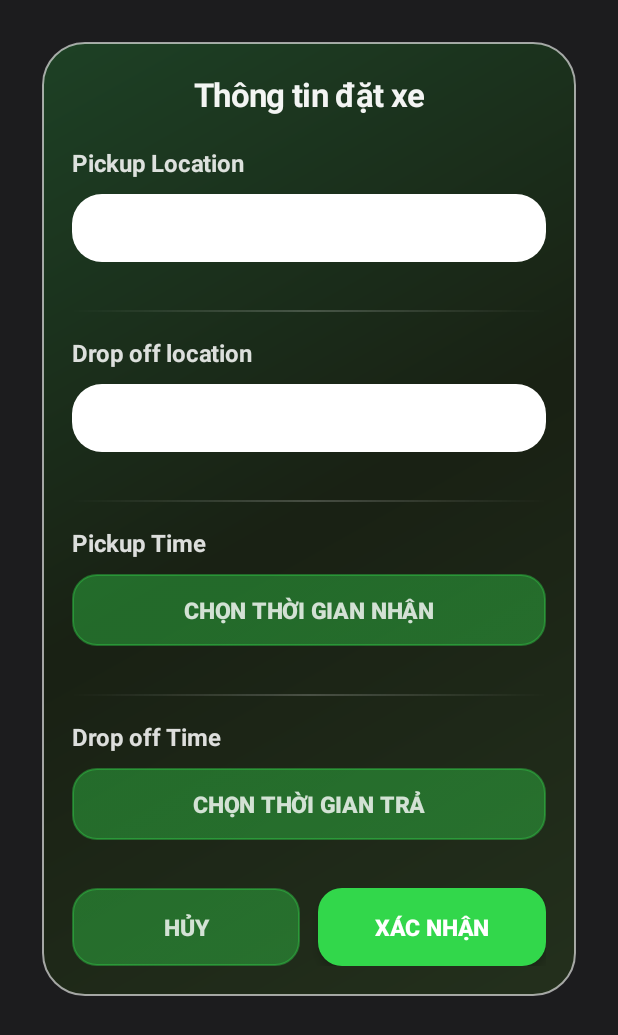
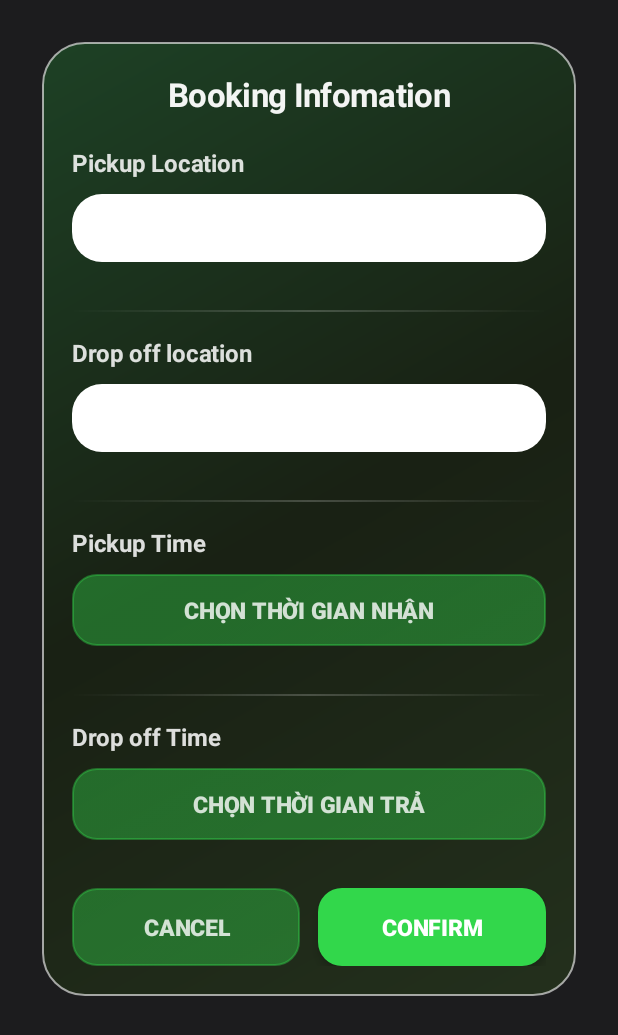
Before and after one commit to AkioCkist/WhaleXe, an Android app: the layout dialog_datetime_location.xml on its own in the app's theme, with its tools: preview values and no code run, on a phone screen of 412 x 824 dp. Shown: the top 1035 px of the screen. Run offline under Robolectric (Android 15) with nearby library versions, the phone set to English and light mode, and no system bars.

Commit message:
update dialog text to English for booking information and button labels

```diff
--- a/app/src/main/res/layout/dialog_datetime_location.xml
+++ b/app/src/main/res/layout/dialog_datetime_location.xml
@@ -17,7 +17,7 @@
         <TextView
             android:layout_width="match_parent"
             android:layout_height="wrap_content"
-            android:text="Thông tin đặt xe"
+            android:text="Booking Infomation"
             android:textSize="22sp"
             android:textStyle="bold"
             android:textColor="#F2FFFFFF"
@@ -154,7 +154,7 @@
                 android:layout_weight="1"
                 android:layout_marginEnd="6dp"
                 android:background="@drawable/button_reset_selector"
-                android:text="Hủy"
+                android:text="Cancel"
                 android:textColor="#CCFFFFFF"
                 android:textSize="15sp"
                 android:textStyle="bold"
@@ -169,7 +169,7 @@
                 android:layout_weight="1"
                 android:layout_marginStart="6dp"
                 android:background="@drawable/button_apply_selector"
-                android:text="Xác nhận"
+                android:text="Confirm"
                 android:textColor="@android:color/white"
                 android:textSize="15sp"
                 android:textStyle="bold"
```
